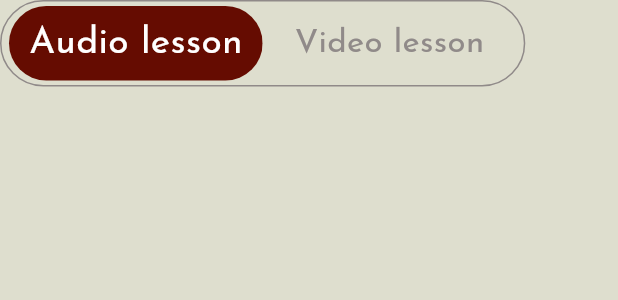
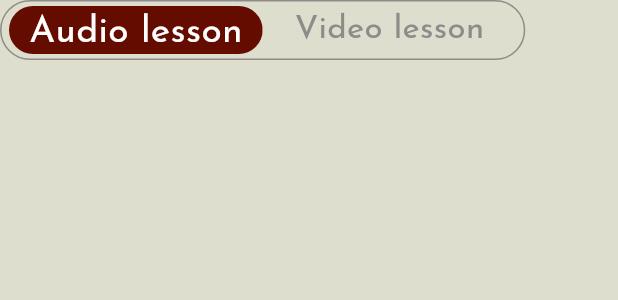
Before and after one commit to mustapha-amin/speak_sphere, a Flutter app: the SegmentedBttn widget shown alone on an empty page, opened directly, on a phone screen of 412 x 824 dp. Shown: the top 300 px of the screen. Run offline on Flutter 3.47's test engine with Material 3 defaults, Android fonts, the phone set to English and light mode, and no system bars; our stand-ins replace dotted_border, flutter_svg, sizer.

Commit message:
fixed issues with segmwnted button

```diff
--- a/lib/widgets/segmented_btn.dart
+++ b/lib/widgets/segmented_btn.dart
@@ -18,7 +18,7 @@ class _SegmentedBttnState extends State<SegmentedBttn> {
   Widget build(BuildContext context) {
     return Container(
       width: 85.w,
-      height: 7.h,
+      height: 40,
       decoration: BoxDecoration(
         borderRadius: BorderRadius.circular(30),
         border: Border.all(
```
